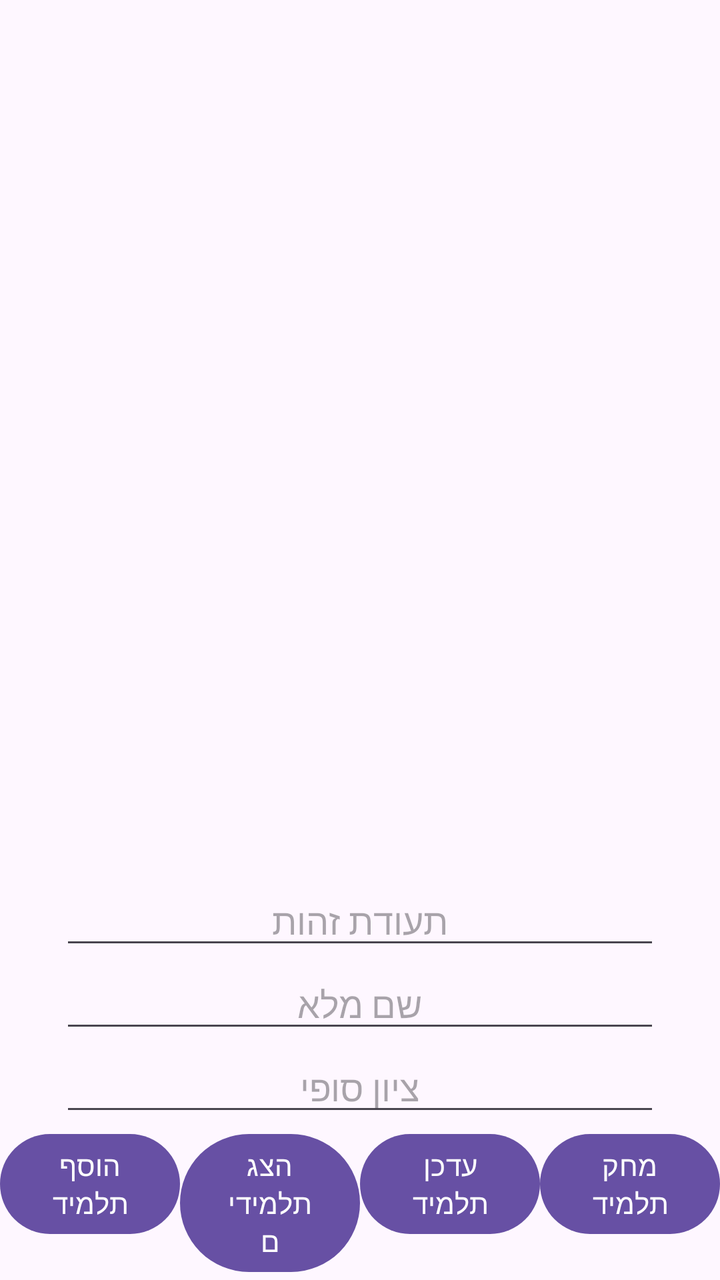
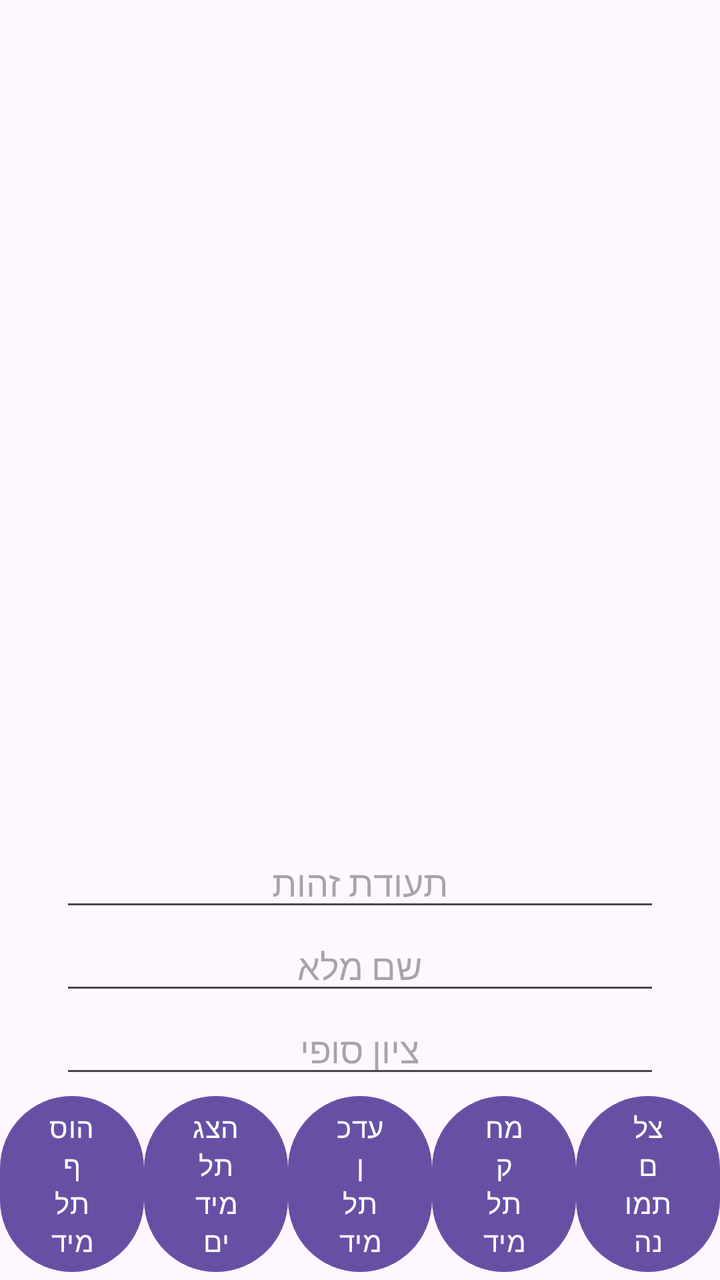

The first picture is an Android layout as it rendered before a commit; the second is the same layout after the commit. The layout source and the unified diff follow.
<!-- AndroidManifest.xml: application theme Theme.MyApplicationFirebase -->
<!-- res/layout/activity_main.xml -->
<?xml version="1.0" encoding="utf-8"?>
<androidx.constraintlayout.widget.ConstraintLayout xmlns:android="http://schemas.android.com/apk/res/android"
    xmlns:app="http://schemas.android.com/apk/res-auto"
    xmlns:tools="http://schemas.android.com/tools"
    android:id="@+id/main"
    android:layout_width="match_parent"
    android:layout_height="match_parent">


    <ScrollView
        android:layout_width="match_parent"
        android:layout_height="0dp"
        app:layout_constraintBottom_toTopOf="@id/bottomlayout"
        app:layout_constraintTop_toTopOf="parent">
        <LinearLayout
            android:layout_width="match_parent"
            android:layout_height="wrap_content"
            android:layout_marginTop="40sp"
            android:gravity="center">
            <TextView
                android:layout_width="wrap_content"
                android:layout_height="wrap_content"
                android:textSize="20sp"
                android:textDirection="rtl"
                android:id="@+id/tvcontent"/>
        </LinearLayout>
    </ScrollView>
    <LinearLayout
        android:layout_width="match_parent"
        android:layout_height="wrap_content"
        android:id="@+id/bottomlayout"
        android:orientation="vertical"
        android:gravity="center"
        app:layout_constraintBottom_toBottomOf="parent">
        <EditText
            android:layout_width="300dp"
            android:layout_height="wrap_content"
            android:id="@+id/tz"
            android:gravity="center"
            android:hint="תעודת זהות"/>
        <EditText
            android:layout_width="300dp"
            android:layout_height="wrap_content"
            android:id="@+id/fullname"
            android:gravity="center"
            android:hint="שם מלא"/>
        <EditText
            android:layout_width="300dp"
            android:layout_height="wrap_content"
            android:id="@+id/grade"
            android:gravity="center"
            android:hint="ציון סופי"/>


        <LinearLayout
            android:layout_width="match_parent"
            android:layout_height="wrap_content"
            >
            <Button
                android:id="@+id/btnInsert"
                android:layout_width="0dp"
                android:layout_weight="1"
                android:layout_height="wrap_content"
                android:text="הוסף תלמיד" />


            <Button
                android:id="@+id/btnSelect"
                android:layout_width="0dp"
                android:layout_weight="1"
                android:layout_height="wrap_content"
                android:text="הצג תלמידים" />


            <Button
                android:id="@+id/btnUpdate"
                android:layout_width="0dp"
                android:layout_weight="1"
                android:layout_height="wrap_content"
                android:text="עדכן תלמיד" />


            <Button
                android:id="@+id/btnDelete"
                android:layout_width="0dp"
                android:layout_weight="1"
                android:layout_height="wrap_content"
                android:text="מחק תלמיד" />
        </LinearLayout>
    </LinearLayout>


</androidx.constraintlayout.widget.ConstraintLayout>
<!-- resources referenced by this layout -->
<resources>
  <style name="Theme.MyApplicationFirebase" parent="Base.Theme.MyApplicationFirebase" />
  <style name="Base.Theme.MyApplicationFirebase" parent="Theme.Material3.DayNight.NoActionBar">
          
          
      </style>
</resources>

<!-- the commit's change to res/layout/activity_main.xml (unified diff, before → after) -->
@@ -17,12 +17,21 @@
             android:layout_height="wrap_content"
             android:layout_marginTop="40sp"
             android:gravity="center">
+
             <TextView
                 android:layout_width="wrap_content"
                 android:layout_height="wrap_content"
                 android:textSize="20sp"
                 android:textDirection="rtl"
                 android:id="@+id/tvcontent"/>
+
+            <ImageView
+                android:id="@+id/imageView"
+                android:layout_width="300dp"
+                android:layout_height="300dp"
+                android:layout_marginTop="20dp"
+                android:scaleType="centerCrop"
+                android:contentDescription="Captured image" />
         </LinearLayout>
     </ScrollView>
     <LinearLayout
@@ -86,6 +95,13 @@
                 android:layout_weight="1"
                 android:layout_height="wrap_content"
                 android:text="מחק תלמיד" />
+
+            <Button
+                android:id="@+id/btnCapture"
+                android:layout_width="0dp"
+                android:layout_weight="1"
+                android:layout_height="wrap_content"
+                android:text="צלם תמונה" />
         </LinearLayout>
     </LinearLayout>
 
